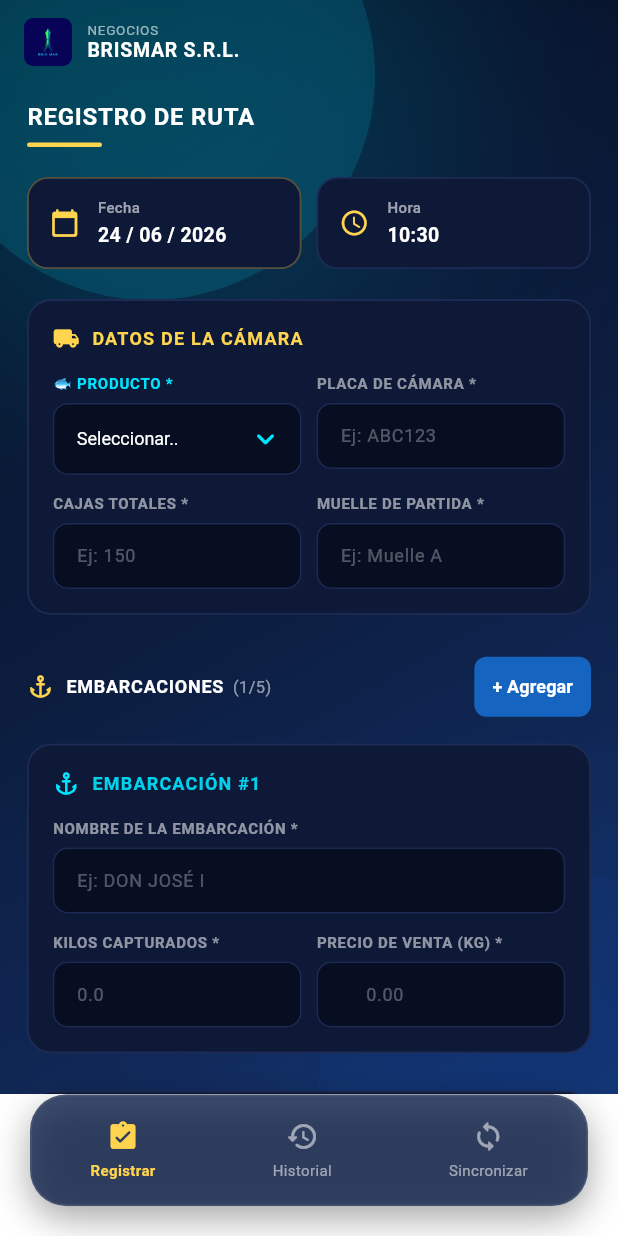
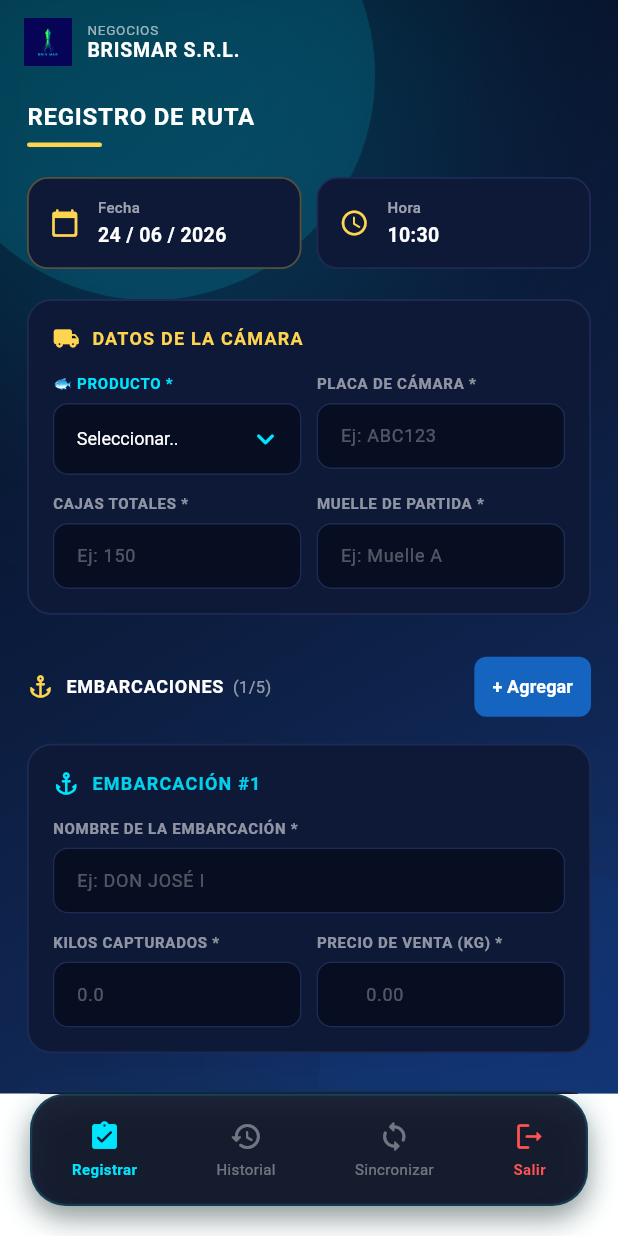
Before and after one commit to brismarinatracker-corporation/Brismar, a Flutter app: the RegistroPantalla screen opened by its route, on a phone screen of 412 x 824 dp. Run offline on Flutter 3.47's test engine with Material 3 defaults, Android fonts, the phone set to English and light mode, and no system bars; our stand-ins replace connectivity_plus, flutter_dotenv, flutter_riverpod, flutter_secure_storage, go_router, local_auth and 5 more; missing offline and left inert: bcrypt, encrypt, screen_protector; accounts and stored records are empty.

Commit message:
feat: actualizar logo en navbar y cerrar sesion en la barra inferior

```diff
--- a/brismar_app/lib/modulos/registro/presentacion/pantallas/registro_pantalla.dart
+++ b/brismar_app/lib/modulos/registro/presentacion/pantallas/registro_pantalla.dart
@@ -100,21 +100,13 @@ class _RegistroPantallaState extends ConsumerState<RegistroPantalla> {
                   color: Colors.transparent,
                   borderRadius: BorderRadius.circular(6),
                 ),
-                child: ClipRRect(
-                  borderRadius: BorderRadius.circular(6),
-                  child: Align(
-                    alignment: const Alignment(0.0, -0.35),
-                    widthFactor: 0.55,
-                    heightFactor: 0.55,
                 child: Image.asset(
                   'assets/logo.png',
-                      fit: BoxFit.cover,
+                  fit: BoxFit.contain,
                   errorBuilder: (c, e, s) => const Icon(
                     Icons.directions_boat_rounded,
                     size: 20,
                     color: Color(0xFF0077C2),
-                      ),
-                    ),
                   ),
                 ),
               ),
@@ -149,16 +141,22 @@ class _RegistroPantallaState extends ConsumerState<RegistroPantalla> {
       margin: const EdgeInsets.fromLTRB(20, 0, 20, 20),
       padding: const EdgeInsets.symmetric(vertical: 8),
       decoration: BoxDecoration(
-        color: const Color(0xFF0F224A).withValues(alpha: 0.8),
+        color: const Color(0xFF070E22).withValues(alpha: 0.9),
         borderRadius: BorderRadius.circular(24),
         border: Border.all(
-          color: Colors.white.withValues(alpha: 0.08),
-          width: 1.2,
+          color: const Color(0xFF00E5FF).withValues(alpha: 0.15),
+          width: 1.5,
         ),
         boxShadow: [
           BoxShadow(
-            color: Colors.black.withValues(alpha: 0.35),
+            color: const Color(0xFF00E5FF).withValues(alpha: 0.08),
             blurRadius: 20,
+            spreadRadius: 1,
+            offset: const Offset(0, 4),
+          ),
+          BoxShadow(
+            color: Colors.black.withValues(alpha: 0.4),
+            blurRadius: 15,
             offset: const Offset(0, 8),
           ),
         ],
@@ -169,31 +167,94 @@ class _RegistroPantallaState extends ConsumerState<RegistroPantalla> {
           _buildNavItem(0, Icons.assignment_turned_in_rounded, "Registrar"),
           _buildNavItem(1, Icons.history_rounded, "Historial"),
           _buildNavItem(2, Icons.sync_rounded, "Sincronizar"),
+          _buildLogoutNavItem(Icons.logout_rounded, "Salir"),
         ],
       ),
     );
   }
 
-  Widget _buildNavItem(int index, IconData icon, String label) {
-    final isActive = _indicePestanaActiva == index;
+  Widget _buildLogoutNavItem(IconData icon, String label) {
     return InkWell(
-      onTap: () => setState(() => _indicePestanaActiva = index),
+      onTap: _mostrarConfirmacionCerrarSesion,
       borderRadius: BorderRadius.circular(16),
       child: Padding(
-        padding: const EdgeInsets.symmetric(horizontal: 16, vertical: 8),
+        padding: const EdgeInsets.symmetric(horizontal: 14, vertical: 8),
         child: Column(
           mainAxisSize: MainAxisSize.min,
           children: [
             Icon(
               icon,
-              color: isActive ? const Color(0xFFFFD54F) : Colors.white54, // Color activo amarillo
+              color: const Color(0xFFFF5252),
+              size: 22,
+            ),
+            const SizedBox(height: 4),
+            Text(
+              label,
+              style: const TextStyle(
+                color: Color(0xFFFF5252),
+                fontSize: 10,
+                fontWeight: FontWeight.bold,
+              ),
+            ),
+          ],
+        ),
+      ),
+    );
+  }
+
+  void _mostrarConfirmacionCerrarSesion() {
+    showDialog(
+      context: context,
+      builder: (context) {
+        return AlertDialog(
+          backgroundColor: const Color(0xFF0F224A),
+          shape: RoundedRectangleBorder(borderRadius: BorderRadius.circular(16)),
+          title: const Text('Cerrar Sesión', style: TextStyle(color: Colors.white, fontWeight: FontWeight.bold)),
+          content: const Text('¿Estás seguro de que deseas salir del sistema?', style: TextStyle(color: Colors.white70)),
+          actions: [
+            TextButton(
+              onPressed: () => Navigator.pop(context),
+              child: const Text('Cancelar', style: TextStyle(color: Colors.white54)),
+            ),
+            ElevatedButton(
+              onPressed: () {
+                Navigator.pop(context);
+                ref.read(proveedorControladorAutenticacion.notifier).cerrarSesion();
+                context.go('/login');
+              },
+              style: ElevatedButton.styleFrom(
+                backgroundColor: Colors.redAccent,
+                shape: RoundedRectangleBorder(borderRadius: BorderRadius.circular(8)),
+              ),
+              child: const Text('Salir', style: TextStyle(color: Colors.white, fontWeight: FontWeight.bold)),
+            ),
+          ],
+        );
+      },
+    );
+  }
+
+  Widget _buildNavItem(int index, IconData icon, String label) {
+    final isActive = _indicePestanaActiva == index;
+    final colorItem = isActive ? const Color(0xFF00E5FF) : Colors.white.withValues(alpha: 0.4);
+    return InkWell(
+      onTap: () => setState(() => _indicePestanaActiva = index),
+      borderRadius: BorderRadius.circular(16),
+      child: Padding(
+        padding: const EdgeInsets.symmetric(horizontal: 14, vertical: 8),
+        child: Column(
+          mainAxisSize: MainAxisSize.min,
+          children: [
+            Icon(
+              icon,
+              color: colorItem,
               size: 22,
             ),
             const SizedBox(height: 4),
             Text(
               label,
               style: TextStyle(
-                color: isActive ? const Color(0xFFFFD54F) : Colors.white54,
+                color: colorItem,
                 fontSize: 10,
                 fontWeight: isActive ? FontWeight.bold : FontWeight.normal,
               ),
@@ -377,10 +438,7 @@ class _RegistroPantallaState extends ConsumerState<RegistroPantalla> {
               title: const Text('Cerrar Sesión', style: TextStyle(color: Colors.redAccent, fontSize: 13, fontWeight: FontWeight.bold)),
               subtitle: const Text('Salir de la cuenta actual', style: TextStyle(color: Colors.white54, fontSize: 11)),
               trailing: const Icon(Icons.chevron_right_rounded, color: Colors.white54),
-              onTap: () {
-                ref.read(proveedorControladorAutenticacion.notifier).cerrarSesion();
-                context.go('/login');
-              },
+              onTap: _mostrarConfirmacionCerrarSesion,
             ),
           ),
         ],
```
Lines whose indentation alone changed are shown as unchanged.
